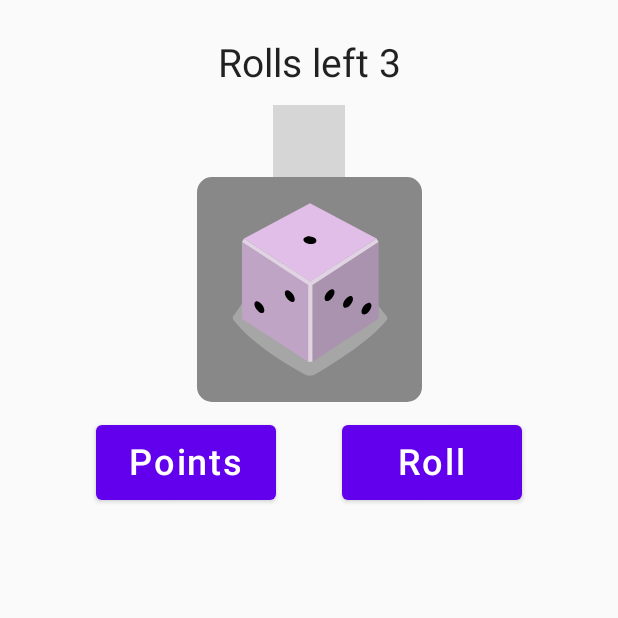
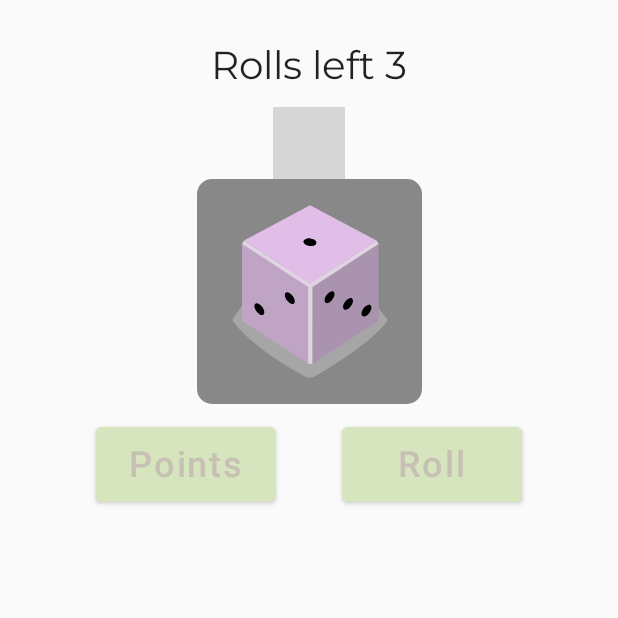
Before and after one commit to genie9/Yahtzee, an Android app built with Jetpack Compose: the screen it shows after launch (MainActivity), on a phone screen of 412 x 824 dp, the top half of it. Run offline under Robolectric (Android 15) with nearby library versions, the light colour scheme and no system bars; 2 statements that could not run were skipped; grey boxes are pictures that could not be loaded.

Commit message:
Adds colors and fonts

```diff
--- a/app/build.gradle
+++ b/app/build.gradle
@@ -47,7 +47,7 @@ android {
 }
 
 dependencies {
-
+    implementation "androidx.compose.material:material"
     implementation 'androidx.core:core-ktx:1.7.0'
     implementation 'androidx.lifecycle:lifecycle-runtime-ktx:2.3.1'
     implementation 'androidx.activity:activity-compose:1.3.1'
--- a/app/src/main/java/com/example/yahtzee/ui/theme/Color.kt
+++ b/app/src/main/java/com/example/yahtzee/ui/theme/Color.kt
@@ -2,7 +2,31 @@ package com.example.yahtzee.ui.theme
 
 import androidx.compose.ui.graphics.Color
 
+/*
 val Purple200 = Color(0xFFBB86FC)
 val Purple500 = Color(0xFF6200EE)
 val Purple700 = Color(0xFF3700B3)
 val Teal200 = Color(0xFF03DAC5)
+*/
+
+//Light Theme example
+val Grey50 = Color(0xFFF8F9FA)
+val Grey900 = Color(0xFF202124)
+val Grey700 = Color(0xFF5F6368)
+val Green50 = Color(0xFFE6F4EA)
+val Green100 = Color(0xFFCEEAD6)
+
+//Light Theme - Woollection https://www.color-hex.com/color-palettes/?keyword=woodsy
+val LightBrown = Color(0xffeee8e9)
+val MidBrown = Color(0xffc7c1b4)
+val DarkBrown = Color(0xff6b564e)
+val LightGreen = Color(0xffd7e5be)
+val LightGrayGreen = Color(0xffeef2eb)
+val GrayGreen = Color(0xffb4bfaf)
+val DarkGreen = Color(0xff9dae91)
+
+//Dark Theme
+val White = Color(0xFFFFFFFF)
+val Grey100 = Color(0xFFF1F3F4)
+val Cyan900 = Color(0xFF007B83)
+val Cyan700 = Color(0xFF129EAF)
--- a/app/src/main/java/com/example/yahtzee/ui/theme/Theme.kt
+++ b/app/src/main/java/com/example/yahtzee/ui/theme/Theme.kt
@@ -6,31 +6,27 @@ import androidx.compose.material.darkColors
 import androidx.compose.material.lightColors
 import androidx.compose.runtime.Composable
 
-private val DarkColorPalette = darkColors(
-    primary = Purple200,
-    primaryVariant = Purple700,
-    secondary = Teal200
+
+private val LightColorPalette = lightColors(
+    background = LightBrown,
+    surface = DarkBrown,
+    onSurface = MidBrown,
+    primary = LightGreen,
+    onPrimary = MidBrown,
+    secondary = DarkGreen
 )
 
-private val LightColorPalette = lightColors(
-    primary = Purple500,
-    primaryVariant = Purple700,
-    secondary = Teal200
-
-    /* Other default colors to override
-    background = Color.White,
-    surface = Color.White,
-    onPrimary = Color.White,
-    onSecondary = Color.Black,
-    onBackground = Color.Black,
-    onSurface = Color.Black,
-    */
+private val DarkColorPalette = darkColors(
+    background = DarkBrown,
+    surface = MidBrown,
+    primary = MidBrown,
+    secondary = Grey100
 )
 
 @Composable
 fun YahtzeeTheme(darkTheme: Boolean = isSystemInDarkTheme(), content: @Composable () -> Unit) {
     val colors = if (darkTheme) {
-        DarkColorPalette
+        LightColorPalette
     } else {
         LightColorPalette
     }
--- a/app/src/main/java/com/example/yahtzee/ui/theme/Type.kt
+++ b/app/src/main/java/com/example/yahtzee/ui/theme/Type.kt
@@ -2,18 +2,52 @@ package com.example.yahtzee.ui.theme
 
 import androidx.compose.material.Typography
 import androidx.compose.ui.text.TextStyle
+import androidx.compose.ui.text.font.Font
 import androidx.compose.ui.text.font.FontFamily
 import androidx.compose.ui.text.font.FontWeight
 import androidx.compose.ui.unit.sp
+import com.example.yahtzee.R
 
 // Set of Material typography styles to start with
+
+val AbrilFatface = FontFamily(
+    Font(R.font.abril_fatface_regular)
+    )
+
+val Montserrat = FontFamily(
+    Font(R.font.montserrat_regular),
+    Font(R.font.montserrat_bold, FontWeight.Bold)
+)
+// Set of Material typography styles to start with
 val Typography = Typography(
+    h1 = TextStyle(
+        fontFamily = AbrilFatface,
+        fontWeight = FontWeight.Normal,
+        fontSize = 30.sp
+    ),
+    h2 = TextStyle(
+        fontFamily = Montserrat,
+        fontWeight = FontWeight.Bold,
+        fontSize = 20.sp
+    ),
+    h3 = TextStyle(
+        fontFamily = Montserrat,
+        fontWeight = FontWeight.Bold,
+        fontSize = 14.sp
+    ),
+    body1 = TextStyle(
+        fontFamily = Montserrat,
+        fontWeight = FontWeight.Normal,
+        fontSize = 14.sp
+    )
+)
+
+    /* Other default text styles to override
     body1 = TextStyle(
         fontFamily = FontFamily.Default,
         fontWeight = FontWeight.Normal,
         fontSize = 16.sp
     )
-    /* Other default text styles to override
     button = TextStyle(
         fontFamily = FontFamily.Default,
         fontWeight = FontWeight.W500,
@@ -25,4 +59,3 @@ val Typography = Typography(
         fontSize = 12.sp
     )
     */
-)
--- a/app/src/main/res/values/colors.xml
+++ b/app/src/main/res/values/colors.xml
@@ -7,4 +7,11 @@
     <color name="teal_700">#FF018786</color>
     <color name="black">#FF000000</color>
     <color name="white">#FFFFFFFF</color>
+    <color name="light_brown">#eee8e9</color>
+    <color name="dark_brown">#6b564e</color>
+    <color name="mid_brown">#c7c1b4</color>
+    <color name="light_green">#d7e5be</color>
+    <color name="dark_green">#9dae91</color>
+    <color name="light_gray_green">#eef2eb</color>
+    <color name="gray_green">#b4bfaf</color>
 </resources>
--- a/app/src/main/res/values/themes.xml
+++ b/app/src/main/res/values/themes.xml
@@ -2,6 +2,6 @@
 <resources>
 
     <style name="Theme.Yahtzee" parent="android:Theme.Material.Light.NoActionBar">
-        <item name="android:statusBarColor">@color/purple_700</item>
+        <item name="android:statusBarColor">@color/dark_green</item>
     </style>
 </resources>
```
Also changed, not shown: app/src/main/res/font/abril_fatface_regular.ttf (added), app/src/main/res/font/montserrat_bold.ttf (added), app/src/main/res/font/montserrat_regular.ttf (added), 1 other file.
